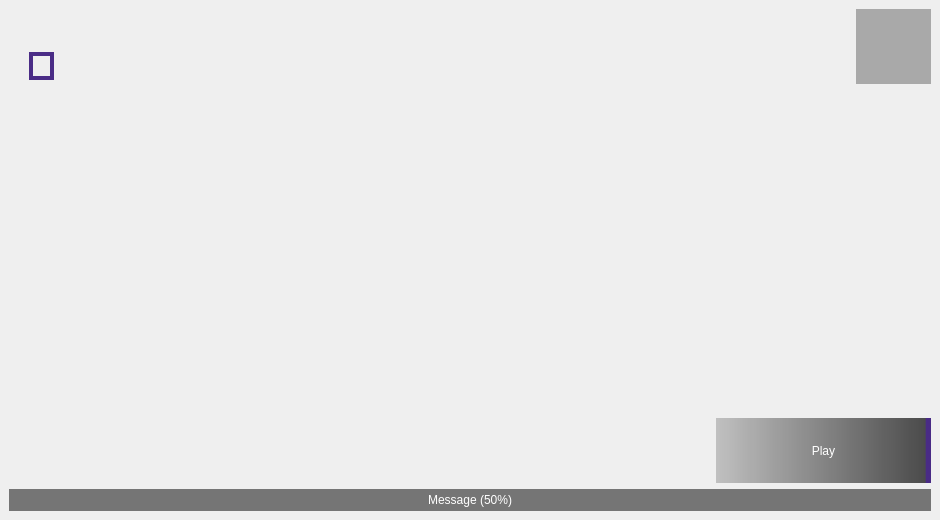
Qt form src/qt/mainwindow.ui (Jan200101/OFLauncher) before a commit.
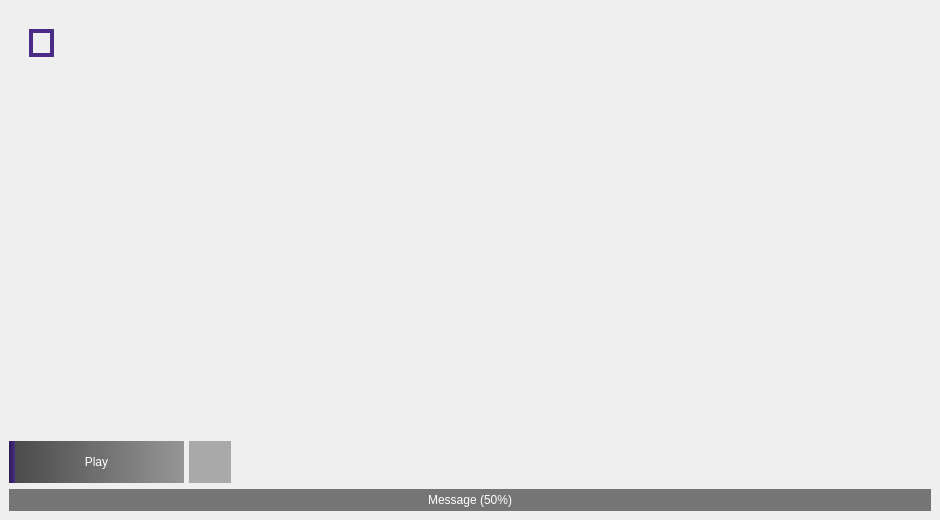
The same form after that commit. Icons and pictures are not drawn.

Commit message: improve overall layout, improve sizing

```diff
--- a/src/qt/mainwindow.ui
+++ b/src/qt/mainwindow.ui
@@ -119,63 +119,6 @@
         </property>
        </spacer>
       </item>
-      <item>
-       <layout class="QVBoxLayout" name="verticalLayout_2">
-        <item>
-         <widget class="QPushButton" name="settingsButton">
-          <property name="sizePolicy">
-           <sizepolicy hsizetype="Preferred" vsizetype="Fixed">
-            <horstretch>0</horstretch>
-            <verstretch>0</verstretch>
-           </sizepolicy>
-          </property>
-          <property name="minimumSize">
-           <size>
-            <width>75</width>
-            <height>75</height>
-           </size>
-          </property>
-          <property name="styleSheet">
-           <string notr="true">QPushButton {
-	border: none;
-
-	background-color: rgba(0, 0, 0, 75);
-}
-</string>
-          </property>
-          <property name="text">
-           <string/>
-          </property>
-          <property name="icon">
-           <iconset resource="images.qrc">
-            <normaloff>:/icons/res/cog.png</normaloff>:/icons/res/cog.png</iconset>
-          </property>
-          <property name="iconSize">
-           <size>
-            <width>64</width>
-            <height>64</height>
-           </size>
-          </property>
-         </widget>
-        </item>
-        <item>
-         <spacer name="verticalSpacer_2">
-          <property name="orientation">
-           <enum>Qt::Vertical</enum>
-          </property>
-          <property name="sizeType">
-           <enum>QSizePolicy::Minimum</enum>
-          </property>
-          <property name="sizeHint" stdset="0">
-           <size>
-            <width>20</width>
-            <height>20</height>
-           </size>
-          </property>
-         </spacer>
-        </item>
-       </layout>
-      </item>
      </layout>
     </item>
     <item>
@@ -196,39 +139,26 @@
     </item>
     <item>
      <layout class="QHBoxLayout" name="horizontalLayout">
-      <item>
-       <spacer name="horizontalSpacer">
-        <property name="orientation">
-         <enum>Qt::Horizontal</enum>
-        </property>
-        <property name="sizeType">
-         <enum>QSizePolicy::Expanding</enum>
-        </property>
-        <property name="sizeHint" stdset="0">
-         <size>
-          <width>40</width>
-          <height>20</height>
-         </size>
-        </property>
-       </spacer>
-      </item>
+      <property name="spacing">
+       <number>5</number>
+      </property>
       <item>
        <widget class="QPushButton" name="playButton">
         <property name="sizePolicy">
-         <sizepolicy hsizetype="Preferred" vsizetype="Fixed">
+         <sizepolicy hsizetype="Preferred" vsizetype="Minimum">
           <horstretch>0</horstretch>
           <verstretch>0</verstretch>
          </sizepolicy>
         </property>
         <property name="minimumSize">
          <size>
-          <width>215</width>
-          <height>65</height>
+          <width>175</width>
+          <height>42</height>
          </size>
         </property>
         <property name="styleSheet">
          <string notr="true">QPushButton {
-   background-color: qlineargradient(spread:pad, x1:0, y1:0, x2:1, y2:0, stop:0 rgba(0, 0, 0, 50), stop:0.973366 rgba(0, 0, 0, 175), stop:0.975787 rgba(73, 43, 133, 255));
+	background-color: qlineargradient(spread:pad, x1:0, y1:0.499636, x2:1, y2:0.5, stop:0 rgba(42, 26, 80, 255), stop:0.034213 rgba(73, 43, 133, 255), stop:0.036634 rgba(0, 0, 0, 175), stop:1 rgba(0, 0, 0, 95));
    border: none;
 }
 
@@ -242,6 +172,59 @@
         </property>
        </widget>
       </item>
+      <item>
+       <widget class="QPushButton" name="settingsButton">
+        <property name="sizePolicy">
+         <sizepolicy hsizetype="Fixed" vsizetype="Preferred">
+          <horstretch>0</horstretch>
+          <verstretch>0</verstretch>
+         </sizepolicy>
+        </property>
+        <property name="minimumSize">
+         <size>
+          <width>42</width>
+          <height>42</height>
+         </size>
+        </property>
+        <property name="styleSheet">
+         <string notr="true">QPushButton {
+	border: none;
+
+	background-color: rgba(0, 0, 0, 75);
+}
+</string>
+        </property>
+        <property name="text">
+         <string/>
+        </property>
+        <property name="icon">
+         <iconset resource="images.qrc">
+          <normaloff>:/icons/res/cog.png</normaloff>:/icons/res/cog.png</iconset>
+        </property>
+        <property name="iconSize">
+         <size>
+          <width>40</width>
+          <height>40</height>
+         </size>
+        </property>
+       </widget>
+      </item>
+      <item>
+       <spacer name="horizontalSpacer">
+        <property name="orientation">
+         <enum>Qt::Horizontal</enum>
+        </property>
+        <property name="sizeType">
+         <enum>QSizePolicy::Expanding</enum>
+        </property>
+        <property name="sizeHint" stdset="0">
+         <size>
+          <width>40</width>
+          <height>20</height>
+         </size>
+        </property>
+       </spacer>
+      </item>
      </layout>
     </item>
     <item>
```
Left out of the diff: 4 changed lines with no effect on the pictures.
